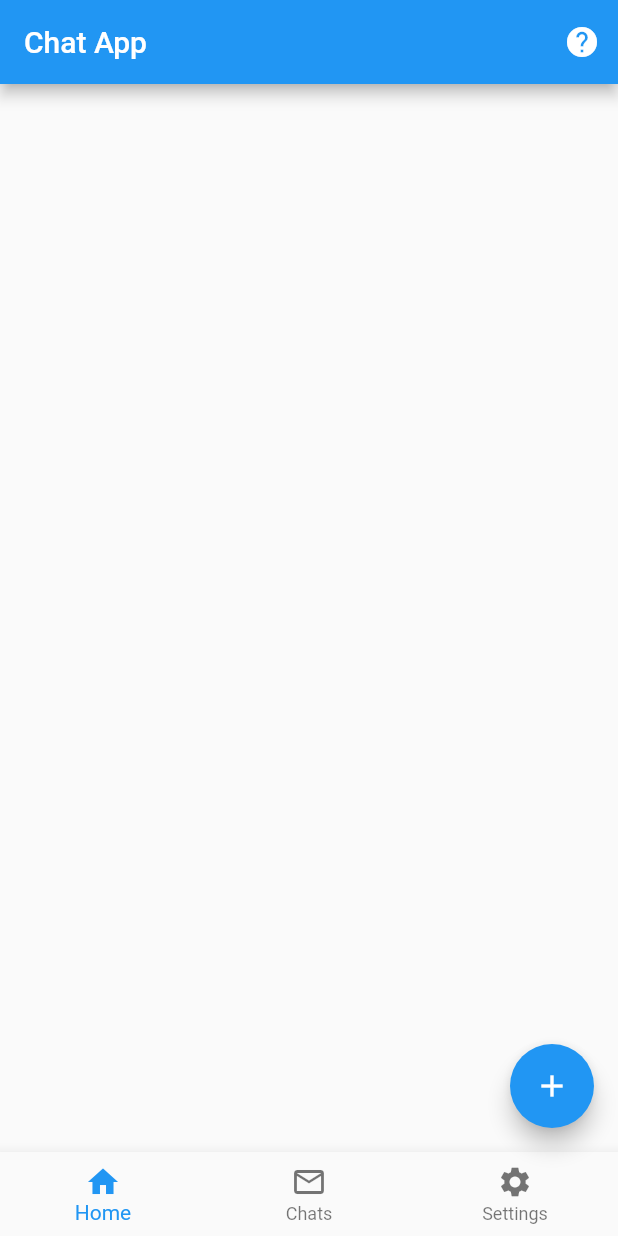
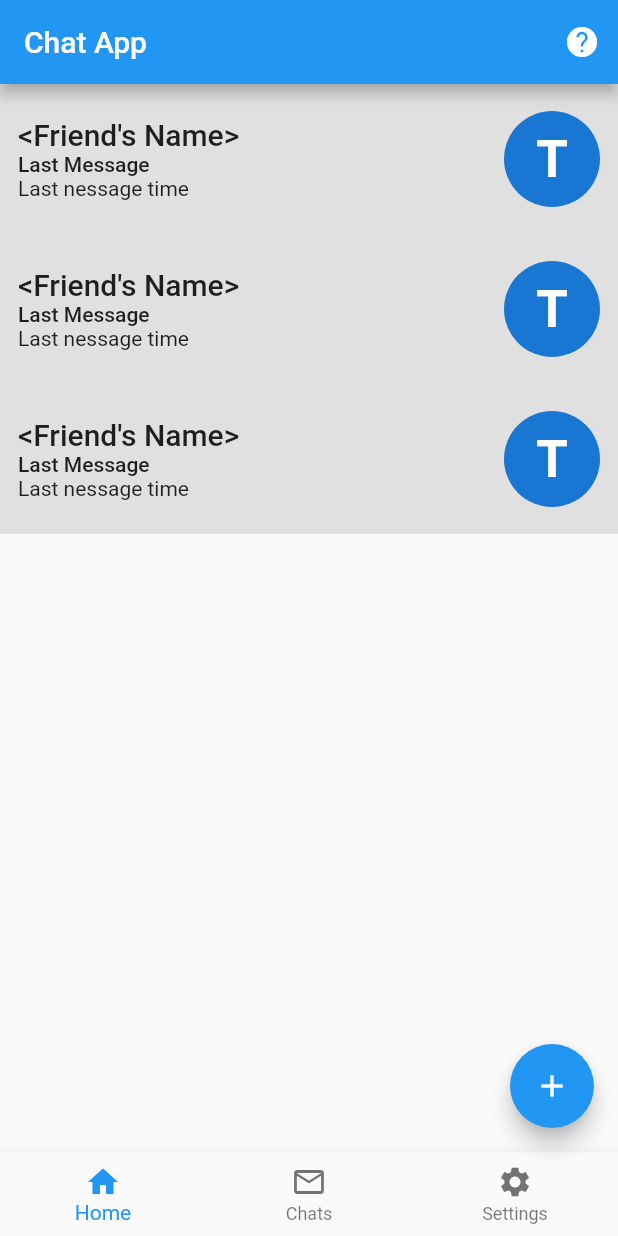
Before and after one commit to olusolaadek/chat_app, a Flutter app: the screen it shows after launch, on a phone screen of 412 x 824 dp. Run offline on Flutter 3.47's test engine with Material 2 defaults, Android fonts, the phone set to English and light mode, and no system bars.

Commit message:
complete Chat Dashboard layout

```diff
--- a/lib/ChatHead.dart
+++ b/lib/ChatHead.dart
@@ -1,4 +1,5 @@
 import 'package:flutter/cupertino.dart';
+import 'package:flutter/material.dart';
 
 class ChatHead extends StatefulWidget {
   @override
@@ -8,6 +9,45 @@ class ChatHead extends StatefulWidget {
 class _ChatHeadState extends State<ChatHead> {
   @override
   Widget build(BuildContext context) {
-    return Text("Chat Head");
+    return Container(
+        padding: EdgeInsets.symmetric(horizontal: 12.0, vertical: 16.0),
+        width: double.infinity,
+        height: 100.0,
+        color: Colors.grey[300],
+        child: Row(
+          // mainAxisAlignment: MainAxisAlignment.end,
+          children: <Widget>[
+            Expanded(
+              child: Column(
+                crossAxisAlignment: CrossAxisAlignment.start,
+                mainAxisAlignment: MainAxisAlignment.center,
+                children: <Widget>[
+                  Text(
+                    "<Friend's Name>",
+                    style: Theme.of(context).textTheme.headline6,
+                  ),
+                  Text(
+                    "Last Message",
+                    style: Theme.of(context).textTheme.bodyText1,
+                  ),
+                  Text("Last nessage time"),
+                ],
+              ),
+            ),
+            // Center(
+            //  child:
+            CircleAvatar(
+              radius: 32.0,
+              child: Text(
+                "T",
+                style: Theme.of(context)
+                    .textTheme
+                    .headline4
+                    .apply(color: Colors.white, fontWeightDelta: 3),
+              ),
+            ),
+            //  ),
+          ],
+        ));
   }
 }
--- a/lib/scaffold.dart
+++ b/lib/scaffold.dart
@@ -1,3 +1,4 @@
+import 'package:chat_app/ChatHead.dart';
 import 'package:flutter/material.dart';
 
 class MyChatApp extends StatefulWidget {
@@ -23,7 +24,13 @@ class _MyChatAppState extends State<MyChatApp> {
             ),
           ],
         ),
-        body: ListView(),
+        body: ListView(
+          children: <Widget>[
+            ChatHead(),
+            ChatHead(),
+            ChatHead(),
+          ],
+        ),
         bottomNavigationBar: BottomNavigationBar(
           currentIndex: _currentIndex,
           items: <BottomNavigationBarItem>[
```
